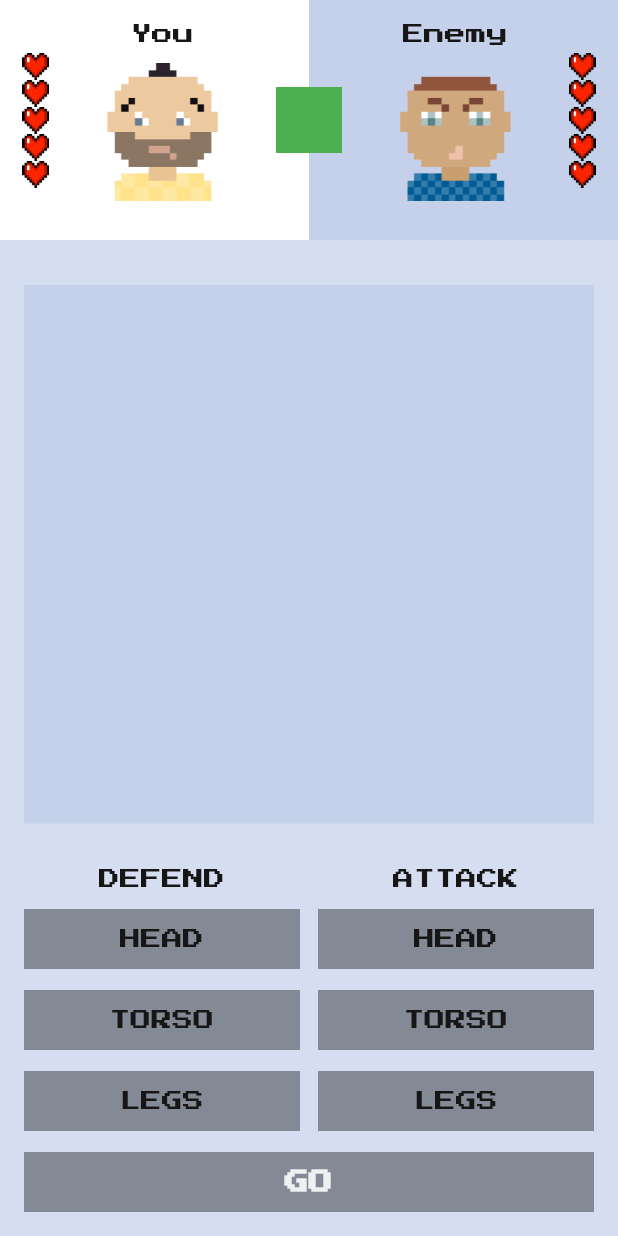
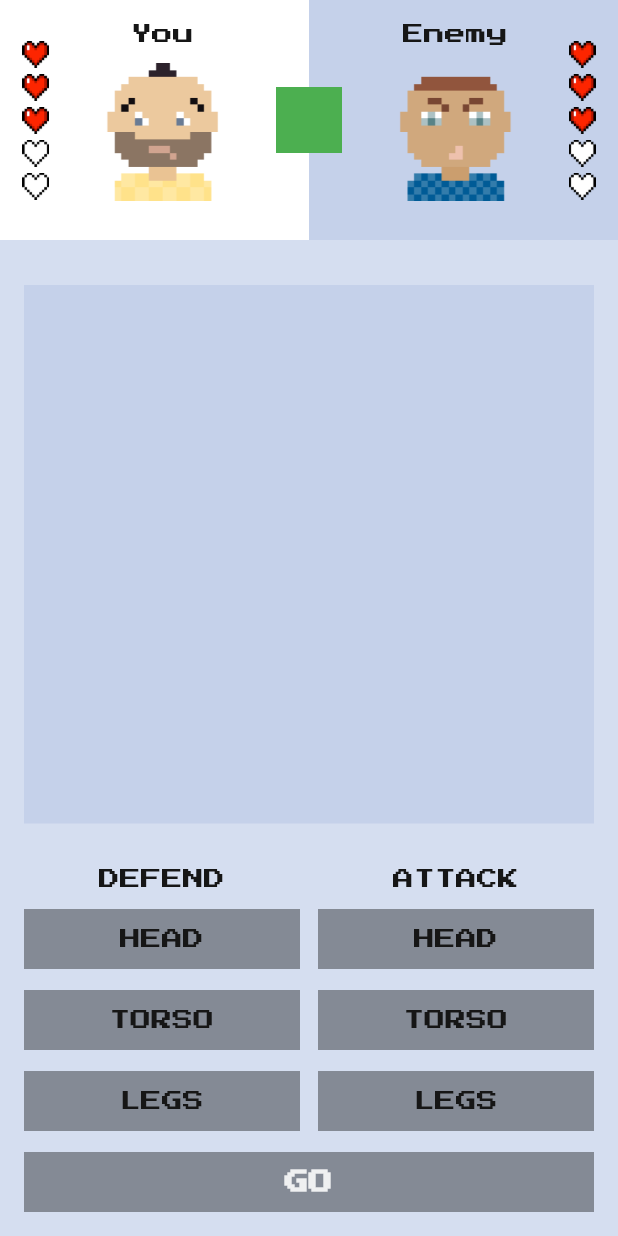
Before and after one commit to friendboy1/flutter_course, a Flutter app: the screen it shows after launch, on a phone screen of 412 x 824 dp. Run offline on Flutter 3.47's test engine with Material 2 defaults, Android fonts, the phone set to English and light mode, and no system bars; our stand-ins replace google_fonts.

Commit message:
homework 2 task #5

```diff
--- a/lib/main.dart
+++ b/lib/main.dart
@@ -79,7 +79,8 @@ class MyHomePageState extends State<MyHomePage> {
             GoButton(
               onTap: _onGoButtonClicked,
               color: colorButtonGo,
-              text: yourLives == 0 || enemysLives == 0 ? "Start new game" : "Go",
+              text:
+                  yourLives == 0 || enemysLives == 0 ? "Start new game" : "Go",
             ),
             SizedBox(height: 16)
           ],
@@ -360,7 +361,8 @@ class LivesWidget extends StatelessWidget {
   Widget build(BuildContext context) {
     return Column(
         mainAxisSize: MainAxisSize.min,
-        children: List.generate(overallLivesCount, (index) {
+        children: List.generate(overallLivesCount * 2 - 1, (index) {
+          if (index % 2 == 0) {
             if (index < currentLivesCount) {
               return Center(
                   child: Image.asset(
@@ -375,6 +377,14 @@ class LivesWidget extends StatelessWidget {
                 width: 18,
                 height: 18,
               ));
+            }
+          } else {
+            return Center(
+              child: SizedBox(
+                height: 4,
+                width: 4,
+              ),
+            );
           }
         }));
   }
```
Lines whose indentation alone changed are shown as unchanged.
